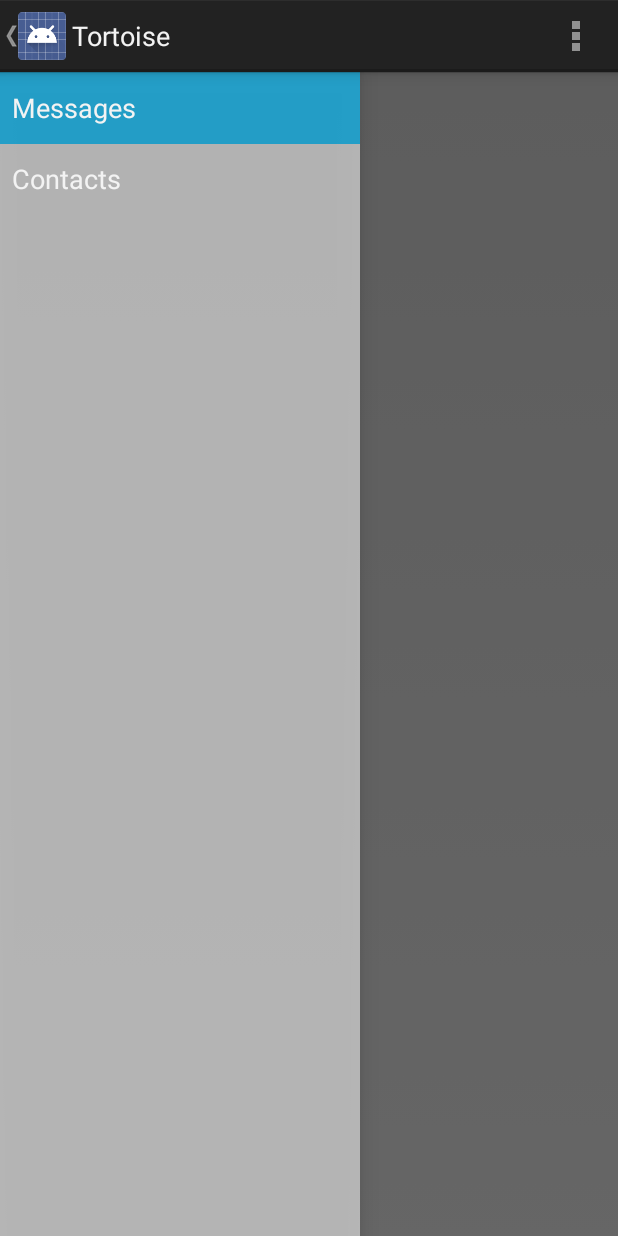
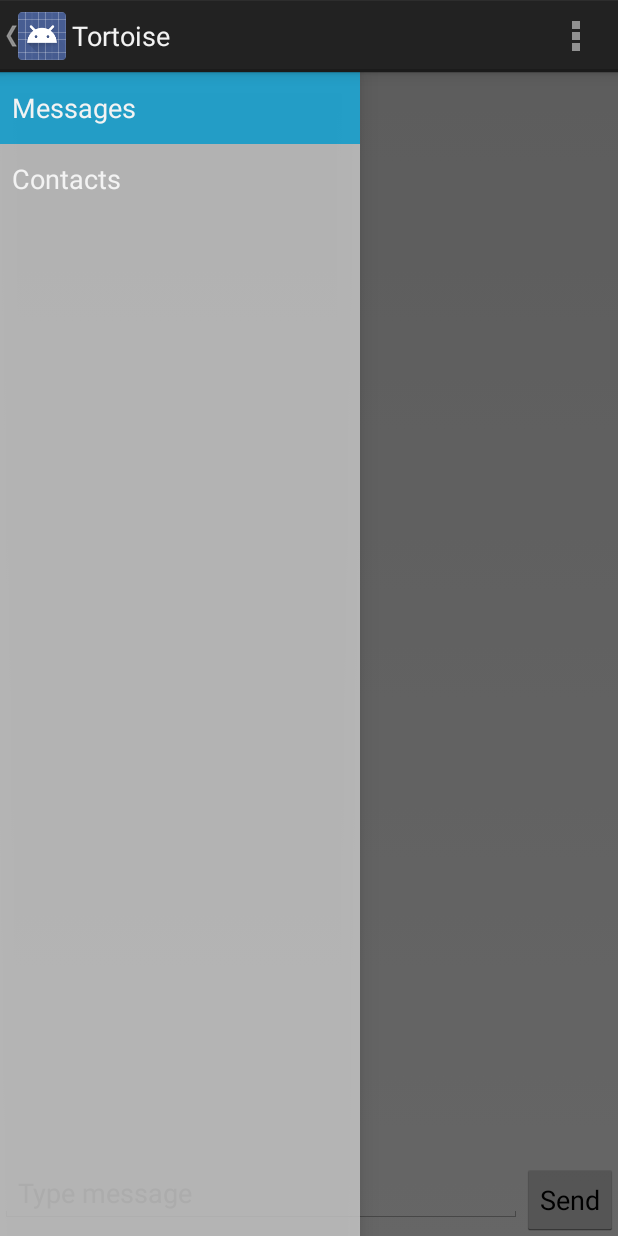
Before and after one commit to raymondzeng/tortoise, an Android app: the screen it shows after launch (NavDrawerActivity), on a phone screen of 412 x 824 dp. Run offline under Robolectric (Android 15) with nearby library versions, the phone set to English and light mode, and no system bars; 2 statements that could not run were skipped.

Commit message:
messages gui; input and send

```diff
--- a/tortoise-a8ab4875f326d1203fad31eb0d2d0f953e39d3a4/Tortoise/app/src/main/res/layout/activity_nav_drawer.xml
+++ b/tortoise-a8ab4875f326d1203fad31eb0d2d0f953e39d3a4/Tortoise/app/src/main/res/layout/activity_nav_drawer.xml
@@ -12,7 +12,39 @@
     <FrameLayout
         android:id="@+id/container"
         android:layout_width="match_parent"
-        android:layout_height="match_parent" />
+        android:layout_height="match_parent" >
+
+        <ListView android:id="@android:id/list"
+            android:layout_height="wrap_content"
+            android:layout_width="fill_parent"
+            android:layout_alignParentTop="true"
+            android:layout_above="@+id/listFooter"
+            android:transcriptMode="alwaysScroll" />
+
+        <!-- THe input field and send button at the bottom of Messages-->
+        <LinearLayout xmlns:android="http://schemas.android.com/apk/res/android"
+            xmlns:tools="http://schemas.android.com/tools"
+            android:layout_width="match_parent"
+            android:layout_height="wrap_content"
+            android:orientation="horizontal"
+            android:layout_gravity="bottom">
+
+            <EditText
+                android:layout_height="wrap_content"
+                android:layout_width="wrap_content"
+                android:layout_weight="1"
+                android:id="@+id/editText"
+                android:hint="Type message"
+                android:singleLine="true"/>
+
+            <Button
+                android:layout_width="wrap_content"
+                android:layout_height="wrap_content"
+                android:text="Send"
+                android:id="@+id/button"
+                android:layout_gravity="right|bottom" />
+        </LinearLayout>
+    </FrameLayout>
 
     <!-- android:layout_gravity="start" tells DrawerLayout to treat
          this as a sliding drawer on the left side for left-to-right
```
Also changed, not shown: tortoise-a8ab4875f326d1203fad31eb0d2d0f953e39d3a4/Tortoise/app/src/main/java/edu/brown/perkins/tortoise/Magic.java (+148 -148 lines).
